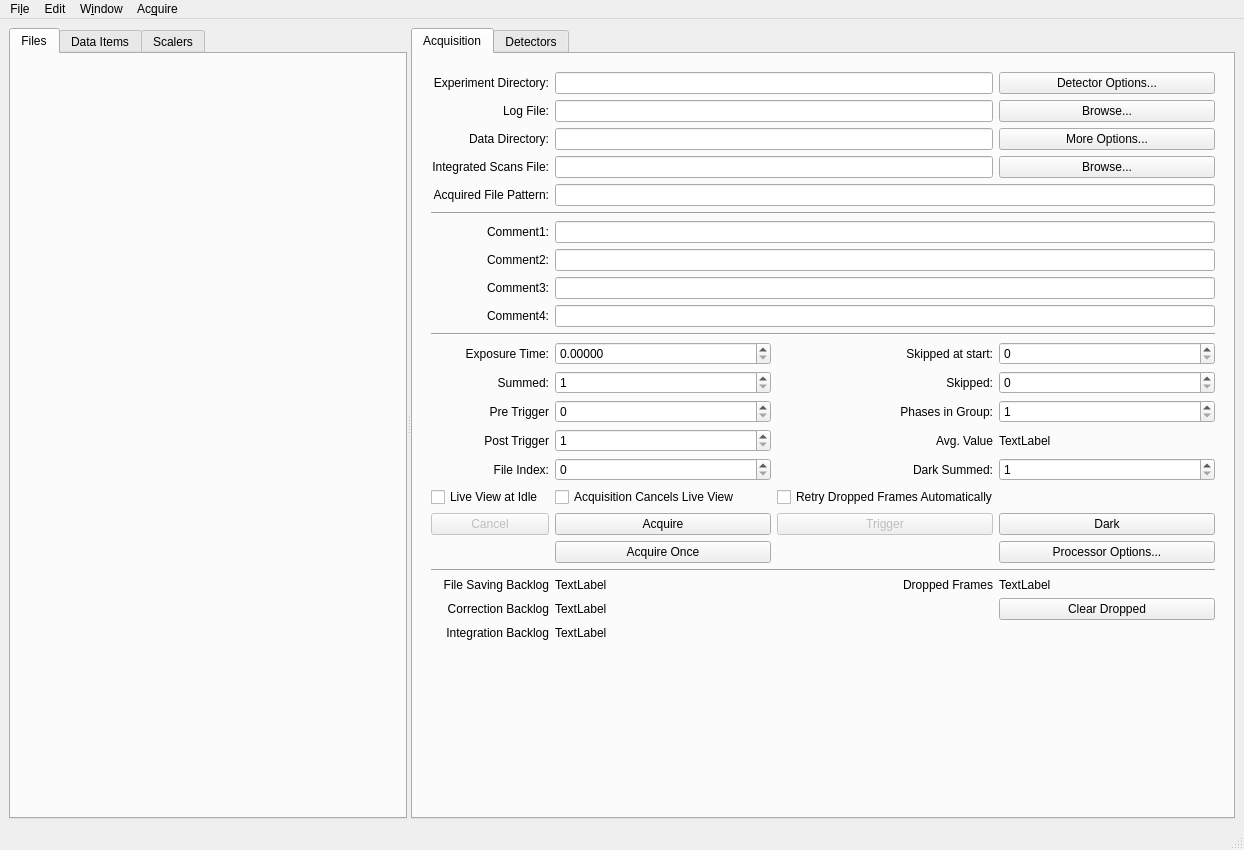
First picture: the form in libraries/qxrdlib/qxrdacquisitionwindow.ui, repository guyjennings/qxrd, before the edit.
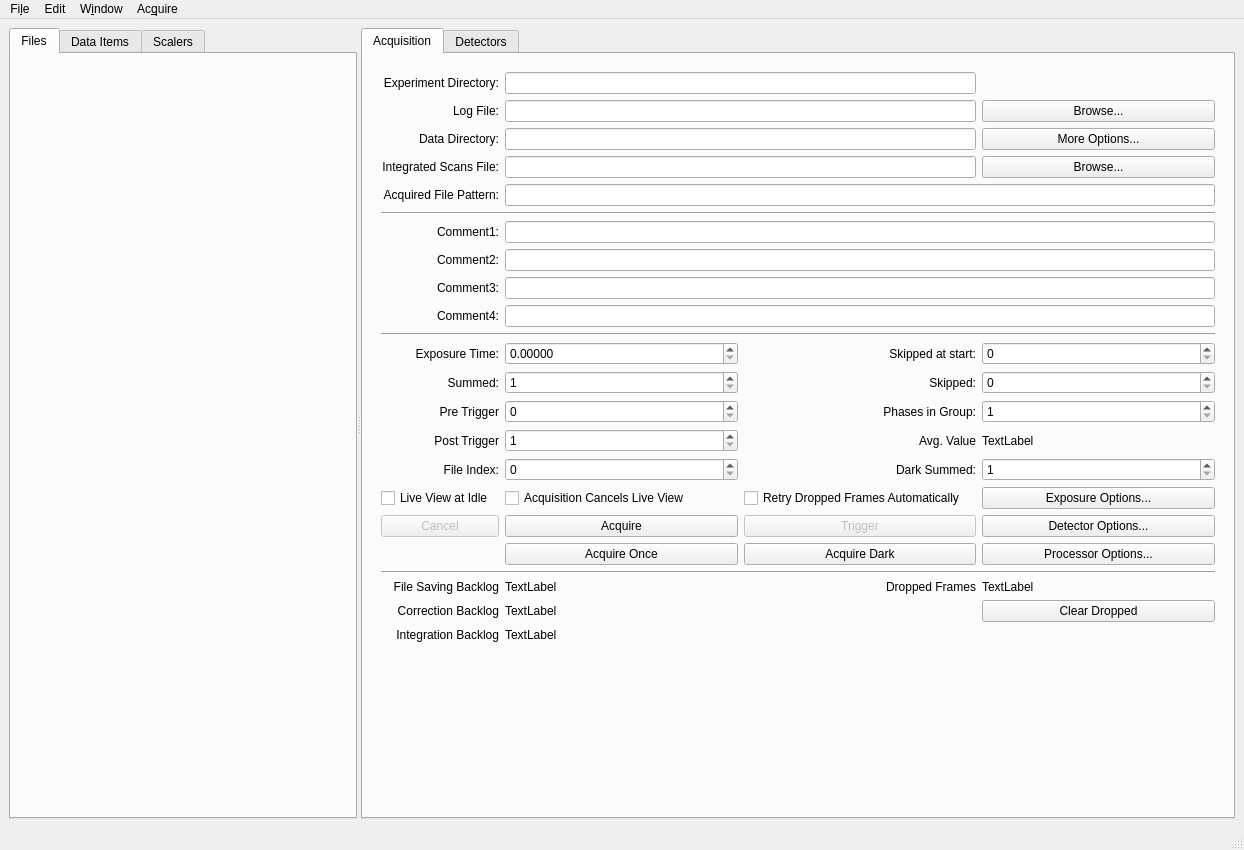
Second picture: the form after the edit. Icons and pictures are not drawn. Custom widgets are drawn as their Qt base class.

```diff
--- a/libraries/qxrdlib/qxrdacquisitionwindow.ui
+++ b/libraries/qxrdlib/qxrdacquisitionwindow.ui
@@ -440,18 +440,6 @@
                </property>
               </widget>
              </item>
-             <item row="1" column="3">
-              <widget class="QPushButton" name="m_DetectorOptionsButton">
-               <property name="toolTip">
-                <string>Acquisition options, such as
-Location(s) where data files are saved
-</string>
-               </property>
-               <property name="text">
-                <string>Detector Options...</string>
-               </property>
-              </widget>
-             </item>
              <item row="9" column="1" colspan="3">
               <widget class="QLineEdit" name="m_UserComment2">
                <property name="sizePolicy">
@@ -663,13 +651,6 @@
                </property>
               </widget>
              </item>
-             <item row="19" column="2" colspan="2">
-              <widget class="QCheckBox" name="m_RetryDropped">
-               <property name="text">
-                <string>Retry Dropped Frames Automatically</string>
-               </property>
-              </widget>
-             </item>
              <item row="17" column="2">
               <widget class="QLabel" name="label_7">
                <property name="text">
@@ -839,26 +820,6 @@
                </property>
               </widget>
              </item>
-             <item row="20" column="3">
-              <widget class="QPushButton" name="m_DarkAcquireButton">
-               <property name="enabled">
-                <bool>true</bool>
-               </property>
-               <property name="sizePolicy">
-                <sizepolicy hsizetype="Preferred" vsizetype="Fixed">
-                 <horstretch>1</horstretch>
-                 <verstretch>0</verstretch>
-                </sizepolicy>
-               </property>
-               <property name="toolTip">
-                <string>Do Dark Acquisition
-Script Function: acquireDark([fileName[,exposures[,summed]]])</string>
-               </property>
-               <property name="text">
-                <string>Dark</string>
-               </property>
-              </widget>
-             </item>
              <item row="24" column="0">
               <widget class="QLabel" name="label_25">
                <property name="text">
@@ -997,6 +958,55 @@
                </property>
               </widget>
              </item>
+             <item row="21" column="2">
+              <widget class="QPushButton" name="m_DarkAcquireButton">
+               <property name="enabled">
+                <bool>true</bool>
+               </property>
+               <property name="sizePolicy">
+                <sizepolicy hsizetype="Preferred" vsizetype="Fixed">
+                 <horstretch>1</horstretch>
+                 <verstretch>0</verstretch>
+                </sizepolicy>
+               </property>
+               <property name="toolTip">
+                <string>Do Dark Acquisition
+Script Function: acquireDark([fileName[,exposures[,summed]]])</string>
+               </property>
+               <property name="text">
+                <string>Acquire Dark</string>
+               </property>
+              </widget>
+             </item>
+             <item row="20" column="3">
+              <widget class="QPushButton" name="m_DetectorOptionsButton">
+               <property name="toolTip">
+                <string>Acquisition options, such as
+Location(s) where data files are saved
+</string>
+               </property>
+               <property name="text">
+                <string>Detector Options...</string>
+               </property>
+              </widget>
+             </item>
+             <item row="19" column="2">
+              <widget class="QCheckBox" name="m_RetryDropped">
+               <property name="text">
+                <string>Retry Dropped Frames Automatically</string>
+               </property>
+              </widget>
+             </item>
+             <item row="19" column="3">
+              <widget class="QPushButton" name="m_ExposureOptionsButton">
+               <property name="toolTip">
+                <string>Exposure Options</string>
+               </property>
+               <property name="text">
+                <string>Exposure Options...</string>
+               </property>
+              </widget>
+             </item>
             </layout>
            </widget>
            <widget class="QWidget" name="m_WatcherPage"/>
```
Left out of the diff: 2 changed lines with no effect on the pictures.
